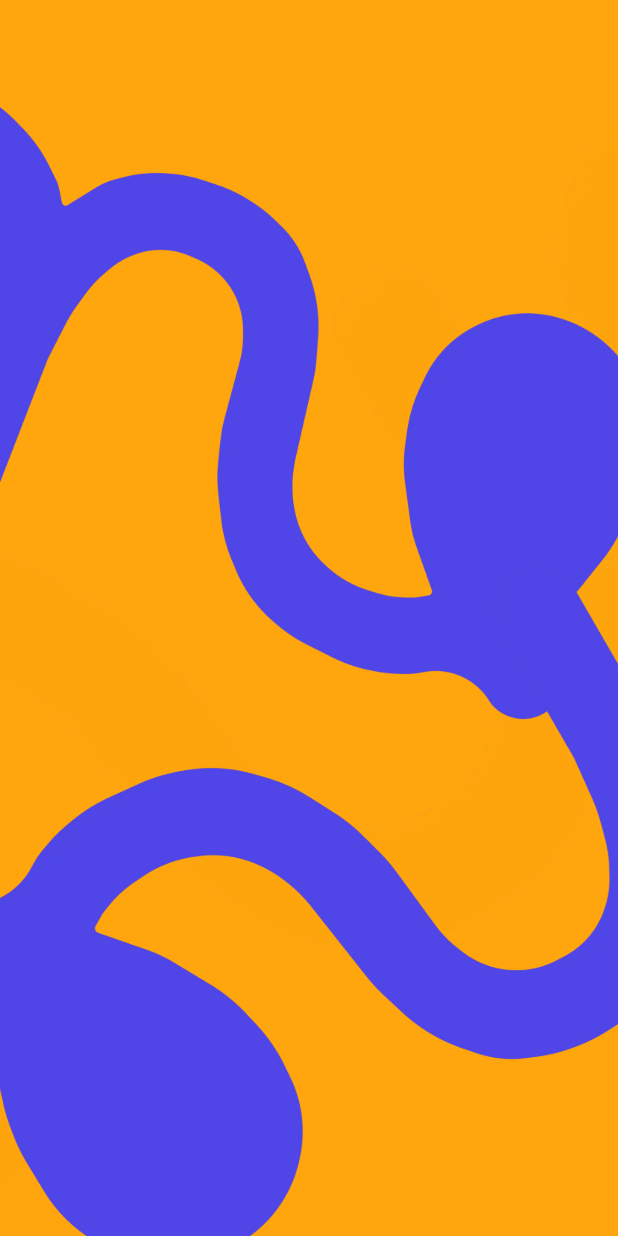
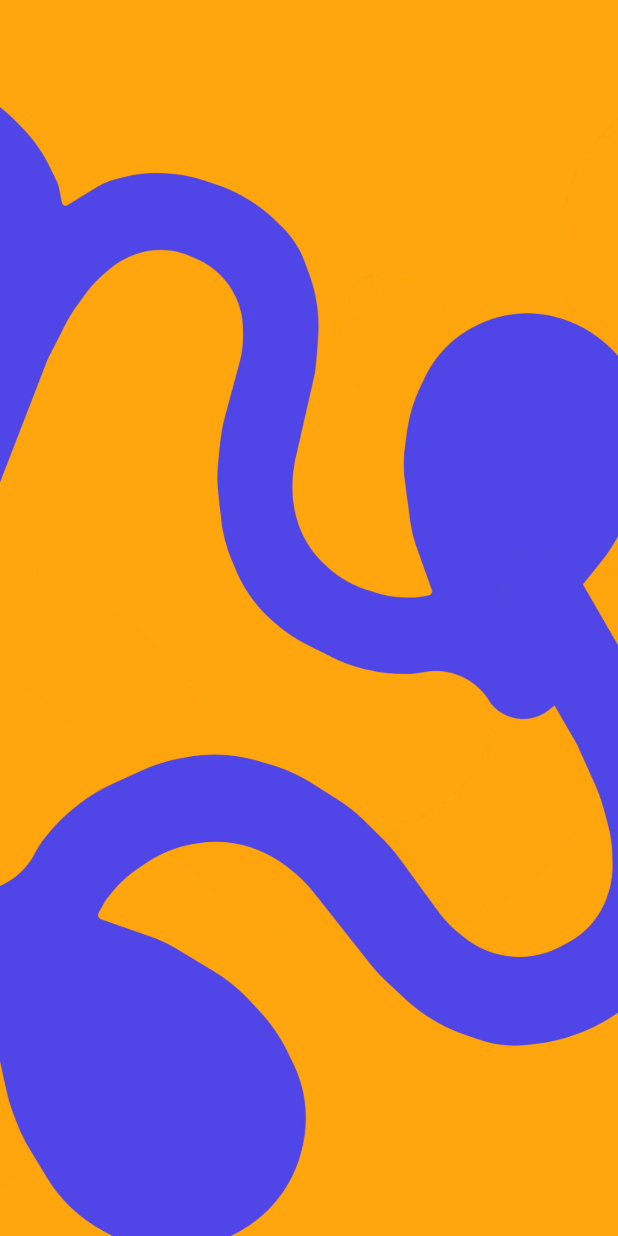
Before and after one commit to dbinskii/meow, a Flutter app: the first screen one second after launch, on a phone screen of 412 x 824 dp. Run offline on Flutter 3.47's test engine with Material 3 defaults, Android fonts, the phone set to English and light mode, and no system bars; our stand-ins replace flutter_svg; generated files the repository leaves out were written again.

Commit message:
change Offset for splash

```diff
--- a/lib/src/features/splash/presentation/widgets/splash_orange_background.dart
+++ b/lib/src/features/splash/presentation/widgets/splash_orange_background.dart
@@ -67,8 +67,8 @@ class SplashOrangeBackground extends StatelessWidget {
                 bottom: 0,
                 child: Transform.translate(
                   offset: Offset(
-                    size.width * 0.515 + size.width * 0.4 * progress,
-                    bottomHeight * 0.02 * (1 - progress),
+                    size.width * 0.52 + size.width * 0.4 * progress,
+                    bottomHeight * 0.01 * (1 - progress),
                   ),
                   child: Transform.rotate(
                     angle: 0.15 * progress,
```
